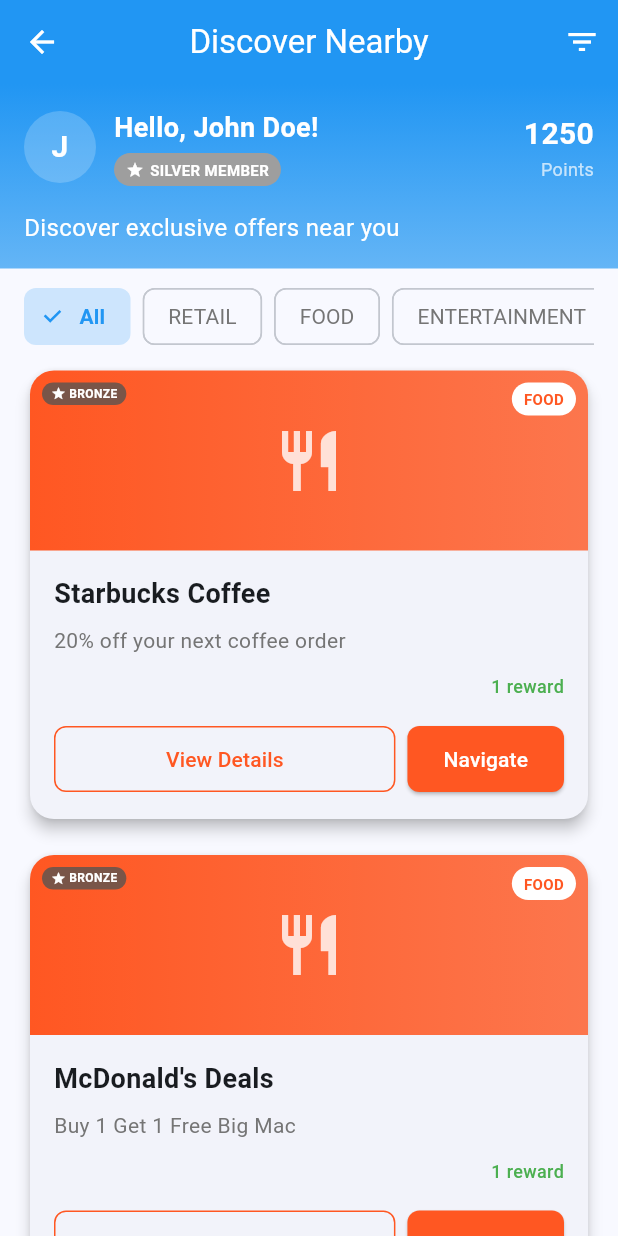
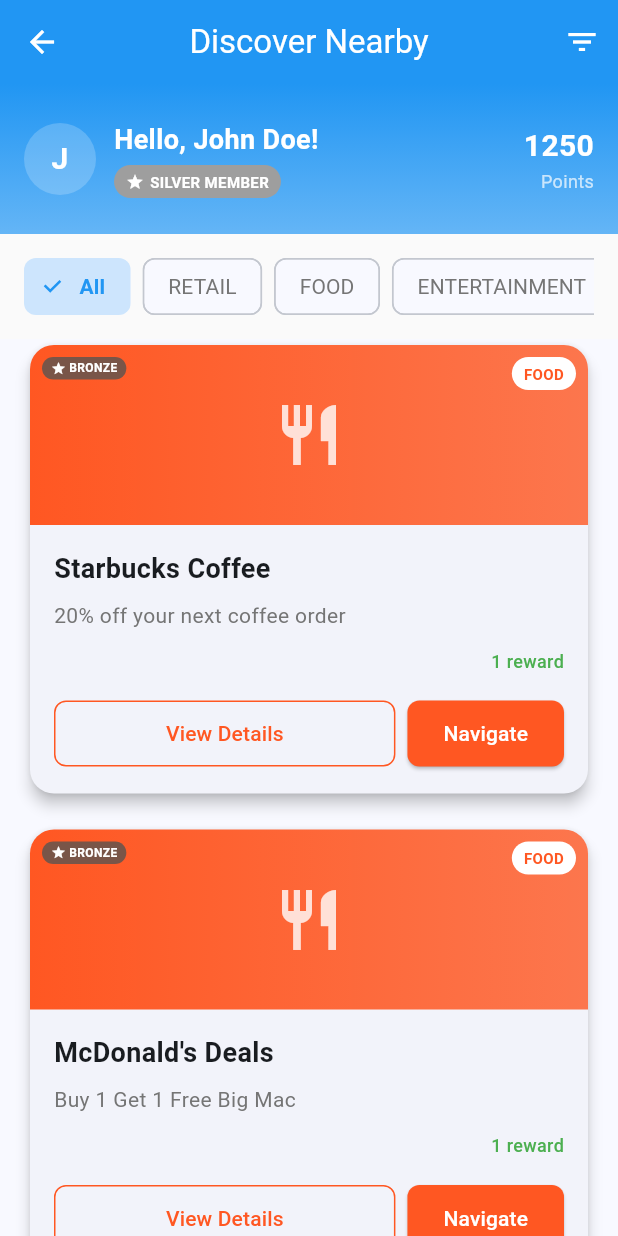
Before and after one commit to KaptenDia/flutter_car_locator, a Flutter app: the RetailDiscoveryView screen opened directly, after a tap on "All", on a phone screen of 412 x 824 dp. Run offline on Flutter 3.47's test engine with Material 3 defaults, Android fonts, the phone set to English and light mode, and no system bars; drawn by our look-alikes of flutter_animate; our stand-ins replace camera, dio, flutter_local_notifications, flutter_riverpod, geolocator, google_maps_flutter and 5 more; missing offline and left inert: qr_code_scanner_plus; accounts and stored records are empty; generated files the repository leaves out were written again; statements that could not run were skipped.

Commit message:
fix: ui for discovery view

```diff
--- a/lib/features/retail_discovery/views/retail_discovery_view.dart
+++ b/lib/features/retail_discovery/retail_discovery_view.dart
@@ -23,6 +23,15 @@
   Widget build(BuildContext context) {
     final nearbyCampaigns = ref.watch(nearbyCampaignsProvider);
     final user = ref.watch(userNotifierProvider);
+    final filteredCampaigns = nearbyCampaigns.where((campaign) {
+      if (_selectedType != null && campaign.type != _selectedType) return false;
+      if (_showExclusiveOnly) {
+        return campaign.type == CampaignType.exclusive ||
+            (campaign.requiredLoyaltyLevel != null &&
+                campaign.requiredLoyaltyLevel != LoyaltyLevel.bronze);
+      }
+      return true;
+    }).toList();
 
     return Scaffold(
       appBar: AppBar(
@@ -37,198 +46,29 @@
           ),
         ],
       ),
-      body: RefreshIndicator(
-        onRefresh: () async {
-          ref.read(campaignNotifierProvider.notifier).loadCampaigns();
-        },
-        child: CustomScrollView(
-          slivers: [
-            _buildHeader(user),
-            _buildFilters(),
-            _buildCampaignsList(nearbyCampaigns),
-          ],
-        ),
-      ),
-    );
-  }
-
-  Widget _buildHeader(UserModel? user) {
-    return SliverToBoxAdapter(
-      child: Container(
-        decoration: const BoxDecoration(
-          gradient: LinearGradient(
-            begin: Alignment.topCenter,
-            end: Alignment.bottomCenter,
-            colors: [
-              Color(AppColors.primaryColor),
-              Color(AppColors.primaryColorLight),
-            ],
+      body: CustomScrollView(
+        slivers: [
+          if (user != null)
+            SliverPersistentHeader(
+              pinned: true,
+              delegate: _RetailDiscoveryHeaderDelegate(
+                user: user,
+                loyaltyColor: _getLoyaltyLevelColor(user.loyaltyLevel),
+              ),
+            ),
+          SliverPersistentHeader(
+            pinned: true,
+            delegate: _RetailDiscoveryFilterDelegate(
+              selectedType: _selectedType,
+              showExclusiveOnly: _showExclusiveOnly,
+              onTypeSelected: (type) => setState(() => _selectedType = type),
+              onExclusiveChanged: (val) =>
+                  setState(() => _showExclusiveOnly = val),
+              getCampaignTypeColor: _getCampaignTypeColor,
+            ),
           ),
-        ),
-        child: Padding(
-          padding: const EdgeInsets.all(16),
-          child: Column(
-            crossAxisAlignment: CrossAxisAlignment.start,
-            children: [
-              if (user != null) ...[
-                Row(
-                  children: [
-                    Container(
-                      width: 48,
-                      height: 48,
-                      decoration: BoxDecoration(
-                        color: Colors.white.withAlpha(51),
-                        shape: BoxShape.circle,
-                      ),
-                      child: Center(
-                        child: Text(
-                          user.name.substring(0, 1).toUpperCase(),
-                          style: const TextStyle(
-                            color: Colors.white,
-                            fontSize: 20,
-                            fontWeight: FontWeight.bold,
-                          ),
-                        ),
-                      ),
-                    ),
-                    const SizedBox(width: 12),
-                    Expanded(
-                      child: Column(
-                        crossAxisAlignment: CrossAxisAlignment.start,
-                        children: [
-                          Text(
-                            'Hello, ${user.name}!',
-                            style: const TextStyle(
-                              color: Colors.white,
-                              fontSize: 18,
-                              fontWeight: FontWeight.bold,
-                            ),
-                          ),
-                          const SizedBox(height: 4),
-                          Container(
-                            padding: const EdgeInsets.symmetric(
-                              horizontal: 8,
-                              vertical: 4,
-                            ),
-                            decoration: BoxDecoration(
-                              color: _getLoyaltyLevelColor(user.loyaltyLevel),
-                              borderRadius: BorderRadius.circular(12),
-                            ),
-                            child: Row(
-                              mainAxisSize: MainAxisSize.min,
-                              children: [
-                                const Icon(
-                                  Icons.star,
-                                  size: 12,
-                                  color: Colors.white,
-                                ),
-                                const SizedBox(width: 4),
-                                Text(
-                                  '${user.loyaltyLevel.name.toUpperCase()} MEMBER',
-                                  style: const TextStyle(
-                                    color: Colors.white,
-                                    fontSize: 10,
-                                    fontWeight: FontWeight.bold,
-                                  ),
-                                ),
-                              ],
-                            ),
-                          ),
-                        ],
-                      ),
-                    ),
-                    Column(
-                      crossAxisAlignment: CrossAxisAlignment.end,
-                      children: [
-                        Text(
-                          '${user.loyaltyPoints}',
-                          style: const TextStyle(
-                            color: Colors.white,
-                            fontSize: 20,
-                            fontWeight: FontWeight.bold,
-                          ),
-                        ),
-                        const Text(
-                          'Points',
-                          style: TextStyle(color: Colors.white70, fontSize: 12),
-                        ),
-                      ],
-                    ),
-                  ],
-                ),
-                const SizedBox(height: 16),
-              ],
-
-              const Text(
-                'Discover exclusive offers near you',
-                style: TextStyle(color: Colors.white, fontSize: 16),
-              ),
-            ],
-          ),
-        ),
-      ).animate().fadeIn().slideY(begin: -0.2, end: 0),
-    );
-  }
-
-  Widget _buildFilters() {
-    return SliverToBoxAdapter(
-      child: Container(
-        padding: const EdgeInsets.symmetric(horizontal: 16, vertical: 8),
-        child: SingleChildScrollView(
-          scrollDirection: Axis.horizontal,
-          child: Row(
-            children: [
-              _buildFilterChip(
-                label: 'All',
-                isSelected: _selectedType == null,
-                onTap: () => setState(() => _selectedType = null),
-              ),
-
-              ...CampaignType.values.map(
-                (type) => _buildFilterChip(
-                  label: type.name.toUpperCase(),
-                  isSelected: _selectedType == type,
-                  onTap: () => setState(() => _selectedType = type),
-                  color: Color(_getCampaignTypeColor(type)),
-                ),
-              ),
-
-              _buildFilterChip(
-                label: 'EXCLUSIVE',
-                isSelected: _showExclusiveOnly,
-                onTap: () =>
-                    setState(() => _showExclusiveOnly = !_showExclusiveOnly),
-                color: const Color(AppColors.exclusiveColor),
-              ),
-            ],
-          ),
-        ),
-      ).animate().fadeIn(delay: 200.ms).slideX(begin: -0.3, end: 0),
-    );
-  }
-
-  Widget _buildFilterChip({
-    required String label,
-    required bool isSelected,
-    required VoidCallback onTap,
-    Color? color,
-  }) {
-    return Container(
-      margin: const EdgeInsets.only(right: 8),
-      child: FilterChip(
-        label: Text(label),
-        selected: isSelected,
-        onSelected: (_) => onTap(),
-        selectedColor:
-            color?.withAlpha(51) ??
-            const Color(AppColors.primaryColor).withAlpha(51),
-        checkmarkColor: color ?? const Color(AppColors.primaryColor),
-        labelStyle: TextStyle(
-          color: isSelected
-              ? (color ?? const Color(AppColors.primaryColor))
-              : Colors.grey[600],
-          fontWeight: isSelected ? FontWeight.bold : FontWeight.normal,
-        ),
+          _buildCampaignsList(filteredCampaigns),
+        ],
       ),
     );
   }
@@ -295,9 +135,10 @@
                   ),
                 ),
               )
-              .animate(delay: Duration(milliseconds: index * 100))
-              .fadeIn()
-              .slideY(begin: 0.2, end: 0),
+              .animate(delay: Duration(milliseconds: (index % 5) * 50))
+              .fadeIn(duration: 300.ms)
+              .slideY(begin: 0.1, end: 0)
+              .shimmer(duration: 1.seconds, color: Colors.white.withAlpha(100)),
     );
   }
 
@@ -610,3 +451,231 @@
     }
   }
 }
+
+class _RetailDiscoveryHeaderDelegate extends SliverPersistentHeaderDelegate {
+  final UserModel user;
+  final Color loyaltyColor;
+
+  _RetailDiscoveryHeaderDelegate({
+    required this.user,
+    required this.loyaltyColor,
+  });
+
+  @override
+  Widget build(
+    BuildContext context,
+    double shrinkOffset,
+    bool overlapsContent,
+  ) {
+    return Container(
+      decoration: const BoxDecoration(
+        gradient: LinearGradient(
+          begin: Alignment.topCenter,
+          end: Alignment.bottomCenter,
+          colors: [
+            Color(AppColors.primaryColor),
+            Color(AppColors.primaryColorLight),
+          ],
+        ),
+      ),
+      child: Padding(
+        padding: const EdgeInsets.all(16),
+        child: Column(
+          crossAxisAlignment: CrossAxisAlignment.start,
+          mainAxisAlignment: MainAxisAlignment.center,
+          children: [
+            Row(
+              children: [
+                Container(
+                  width: 48,
+                  height: 48,
+                  decoration: BoxDecoration(
+                    color: Colors.white.withAlpha(51),
+                    shape: BoxShape.circle,
+                  ),
+                  child: Center(
+                    child: Text(
+                      user.name.substring(0, 1).toUpperCase(),
+                      style: const TextStyle(
+                        color: Colors.white,
+                        fontSize: 20,
+                        fontWeight: FontWeight.bold,
+                      ),
+                    ),
+                  ),
+                ),
+                const SizedBox(width: 12),
+                Expanded(
+                  child: Column(
+                    crossAxisAlignment: CrossAxisAlignment.start,
+                    children: [
+                      Text(
+                        'Hello, ${user.name}!',
+                        style: const TextStyle(
+                          color: Colors.white,
+                          fontSize: 18,
+                          fontWeight: FontWeight.bold,
+                        ),
+                      ),
+                      const SizedBox(height: 4),
+                      Container(
+                        padding: const EdgeInsets.symmetric(
+                          horizontal: 8,
+                          vertical: 4,
+                        ),
+                        decoration: BoxDecoration(
+                          color: loyaltyColor,
+                          borderRadius: BorderRadius.circular(12),
+                        ),
+                        child: Row(
+                          mainAxisSize: MainAxisSize.min,
+                          children: [
+                            const Icon(
+                              Icons.star,
+                              size: 12,
+                              color: Colors.white,
+                            ),
+                            const SizedBox(width: 4),
+                            Text(
+                              '${user.loyaltyLevel.name.toUpperCase()} MEMBER',
+                              style: const TextStyle(
+                                color: Colors.white,
+                                fontSize: 10,
+                                fontWeight: FontWeight.bold,
+                              ),
+                            ),
+                          ],
+                        ),
+                      ),
+                    ],
+                  ),
+                ),
+                Column(
+                  crossAxisAlignment: CrossAxisAlignment.end,
+                  children: [
+                    Text(
+                      '${user.loyaltyPoints}',
+                      style: const TextStyle(
+                        color: Colors.white,
+                        fontSize: 20,
+                        fontWeight: FontWeight.bold,
+                      ),
+                    ),
+                    const Text(
+                      'Points',
+                      style: TextStyle(color: Colors.white70, fontSize: 12),
+                    ),
+                  ],
+                ),
+              ],
+            ).animate().fadeIn(),
+          ],
+        ),
+      ),
+    );
+  }
+
+  @override
+  double get maxExtent => 100;
+
+  @override
+  double get minExtent => 100;
+
+  @override
+  bool shouldRebuild(covariant _RetailDiscoveryHeaderDelegate oldDelegate) {
+    return oldDelegate.user != user;
+  }
+}
+
+class _RetailDiscoveryFilterDelegate extends SliverPersistentHeaderDelegate {
+  final CampaignType? selectedType;
+  final bool showExclusiveOnly;
+  final Function(CampaignType?) onTypeSelected;
+  final Function(bool) onExclusiveChanged;
+  final int Function(CampaignType) getCampaignTypeColor;
+
+  _RetailDiscoveryFilterDelegate({
+    required this.selectedType,
+    required this.showExclusiveOnly,
+    required this.onTypeSelected,
+    required this.onExclusiveChanged,
+    required this.getCampaignTypeColor,
+  });
+
+  @override
+  Widget build(
+    BuildContext context,
+    double shrinkOffset,
+    bool overlapsContent,
+  ) {
+    return Container(
+      color: Colors.grey[50],
+      alignment: Alignment.centerLeft,
+      padding: const EdgeInsets.symmetric(horizontal: 16, vertical: 8),
+      child: SingleChildScrollView(
+        scrollDirection: Axis.horizontal,
+        child: Row(
+          children: [
+            _buildFilterChip(
+              label: 'All',
+              isSelected: selectedType == null,
+              onTap: () => onTypeSelected(null),
+            ),
+            ...CampaignType.values.map(
+              (type) => _buildFilterChip(
+                label: type.name.toUpperCase(),
+                isSelected: selectedType == type,
+                onTap: () => onTypeSelected(type),
+                color: Color(getCampaignTypeColor(type)),
+              ),
+            ),
+            _buildFilterChip(
+              label: 'EXCLUSIVE',
+              isSelected: showExclusiveOnly,
+              onTap: () => onExclusiveChanged(!showExclusiveOnly),
+              color: const Color(AppColors.exclusiveColor),
+            ),
+          ],
+        ),
+      ),
+    );
+  }
+
+  Widget _buildFilterChip({
+    required String label,
+    required bool isSelected,
+    required VoidCallback onTap,
+    Color? color,
+  }) {
+    return Container(
+      margin: const EdgeInsets.only(right: 8),
+      child: FilterChip(
+        label: Text(label),
+        selected: isSelected,
+        onSelected: (_) => onTap(),
+        selectedColor:
+            color?.withAlpha(51) ??
+            const Color(AppColors.primaryColor).withAlpha(51),
+        checkmarkColor: color ?? const Color(AppColors.primaryColor),
+        labelStyle: TextStyle(
+          color: isSelected
+              ? (color ?? const Color(AppColors.primaryColor))
+              : Colors.grey[600],
+          fontWeight: isSelected ? FontWeight.bold : FontWeight.normal,
+        ),
+      ),
+    );
+  }
+
+  @override
+  double get maxExtent => 70;
+
+  @override
+  double get minExtent => 70;
+
+  @override
+  bool shouldRebuild(covariant _RetailDiscoveryFilterDelegate oldDelegate) {
+    return oldDelegate.selectedType != selectedType ||
+        oldDelegate.showExclusiveOnly != showExclusiveOnly;
+  }
+}
```
